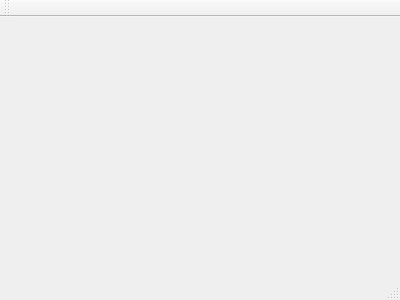
First picture: the form in gui.ui, repository Mandros7/DSIProject, before the edit.
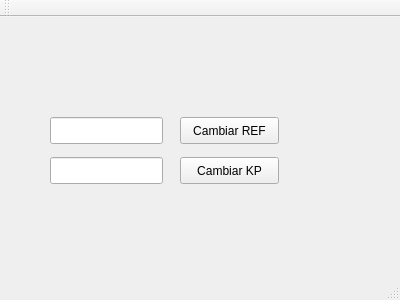
Second picture: the form after the edit.

Patch:
```diff
--- a/gui.ui
+++ b/gui.ui
@@ -12,13 +12,75 @@
   <property name="windowTitle" >
    <string>GUI</string>
   </property>
-  <widget class="QMenuBar" name="menuBar" />
-  <widget class="QToolBar" name="mainToolBar" />
-  <widget class="QWidget" name="centralWidget" />
-  <widget class="QStatusBar" name="statusBar" />
+  <widget class="QWidget" name="centralWidget">
+   <widget class="QLineEdit" name="lineEdit">
+    <property name="geometry">
+     <rect>
+      <x>50</x>
+      <y>100</y>
+      <width>113</width>
+      <height>27</height>
+     </rect>
+    </property>
+   </widget>
+   <widget class="QPushButton" name="pushButton">
+    <property name="geometry">
+     <rect>
+      <x>180</x>
+      <y>100</y>
+      <width>99</width>
+      <height>27</height>
+     </rect>
+    </property>
+    <property name="text">
+     <string>Cambiar REF</string>
+    </property>
+   </widget>
+   <widget class="QPushButton" name="pushButton_2">
+    <property name="geometry">
+     <rect>
+      <x>180</x>
+      <y>140</y>
+      <width>99</width>
+      <height>27</height>
+     </rect>
+    </property>
+    <property name="text">
+     <string>Cambiar KP</string>
+    </property>
+   </widget>
+   <widget class="QLineEdit" name="lineEdit_2">
+    <property name="geometry">
+     <rect>
+      <x>50</x>
+      <y>140</y>
+      <width>113</width>
+      <height>27</height>
+     </rect>
+    </property>
+   </widget>
+  </widget>
+  <widget class="QMenuBar" name="menuBar">
+   <property name="geometry">
+    <rect>
+     <x>0</x>
+     <y>0</y>
+     <width>400</width>
+     <height>25</height>
+    </rect>
+   </property>
+  </widget>
+  <widget class="QToolBar" name="mainToolBar">
+   <attribute name="toolBarArea">
+    <enum>TopToolBarArea</enum>
+   </attribute>
+   <attribute name="toolBarBreak">
+    <bool>false</bool>
+   </attribute>
+  </widget>
+  <widget class="QStatusBar" name="statusBar"/>
  </widget>
- <layoutDefault spacing="6" margin="11" />
- <pixmapfunction></pixmapfunction>
+ <layoutdefault spacing="6" margin="11"/>
  <resources/>
  <connections/>
 </ui>
```
Left out of the diff: 7 changed lines with no effect on the pictures.
